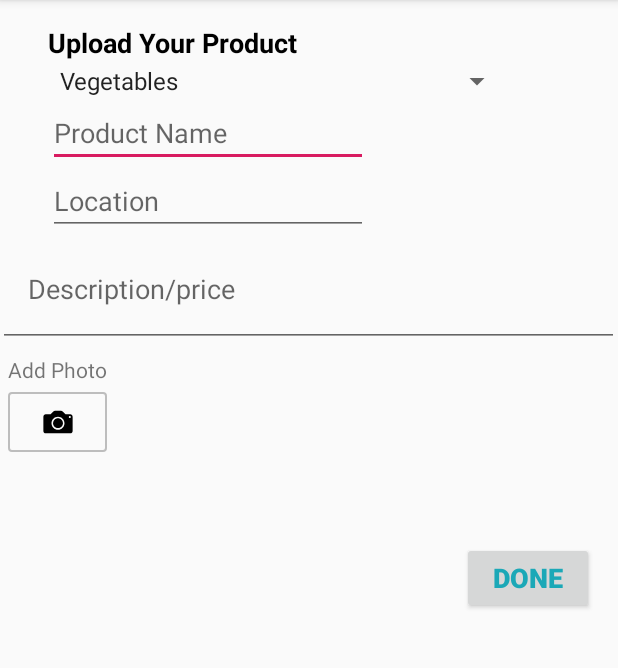
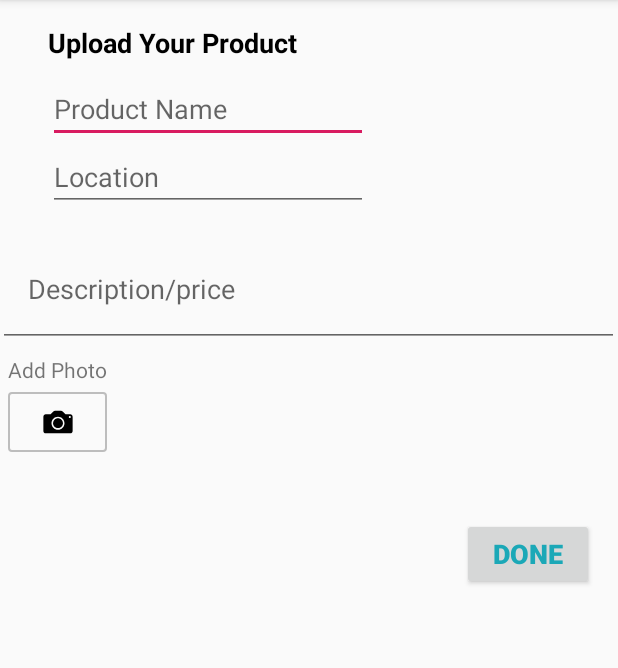
Before and after one commit to sklagat45/Mcrop, an Android app: the AddStockActivity screen opened directly, with no data from a screen before it, on a phone screen of 412 x 824 dp, the part 84-752 px from its top. Run offline under Robolectric (Android 15) with nearby library versions, the phone set to English and light mode, and no system bars; our stand-ins replace ButterKnife, Firebase (no records; nobody signed in at launch, a user with empty details on screens opened directly).

Commit message:
fixing bugs

```diff
--- a/app/src/main/java/com/sklagat46/mcrop/ui/LoginActivity.java
+++ b/app/src/main/java/com/sklagat46/mcrop/ui/LoginActivity.java
@@ -1,16 +1,17 @@
 package com.sklagat46.mcrop.ui;
 
 import android.content.Intent;
-import androidx.appcompat.app.AppCompatActivity;
 import android.os.Bundle;
 import android.view.View;
+import android.widget.Button;
 import android.widget.EditText;
 import android.widget.TextView;
-import android.widget.Button;
 
 import com.google.firebase.auth.FirebaseAuth;
 import com.google.firebase.database.DatabaseReference;
 import com.sklagat46.mcrop.R;
+
+import androidx.appcompat.app.AppCompatActivity;
 
 public class LoginActivity extends AppCompatActivity {
     private FirebaseAuth firebaseAuth;
@@ -39,7 +40,6 @@
             }
         });
 
-
         forgotPassword.setOnClickListener(new View.OnClickListener() {
             @Override
             public void onClick(View view) {
--- a/app/src/main/res/layout/activity_add_stock.xml
+++ b/app/src/main/res/layout/activity_add_stock.xml
@@ -33,29 +33,13 @@
                 app:layout_constraintStart_toStartOf="parent"
                 app:layout_constraintTop_toTopOf="parent" />
 
-            <Spinner
-                android:id="@+id/productSp"
-                android:layout_width="310dp"
-                android:layout_height="wrap_content"
-                android:layout_marginStart="8dp"
-                android:layout_marginLeft="8dp"
-                android:layout_marginEnd="8dp"
-                android:layout_marginRight="8dp"
-                android:entries="@array/product_arrays"
-                android:prompt="@string/product_prompt"
-                app:layout_constraintBottom_toTopOf="@+id/descriptionETxt"
-                app:layout_constraintEnd_toEndOf="parent"
-                app:layout_constraintHorizontal_bias="0.282"
-                app:layout_constraintStart_toStartOf="parent"
-                app:layout_constraintTop_toBottomOf="@+id/productETxt"
-                app:layout_constraintVertical_bias="0.0" />
-
             <EditText
                 android:id="@+id/productNameETxt"
                 android:layout_width="wrap_content"
                 android:layout_height="wrap_content"
                 android:layout_marginStart="8dp"
                 android:layout_marginLeft="8dp"
+                android:layout_marginTop="8dp"
                 android:layout_marginEnd="8dp"
                 android:layout_marginRight="8dp"
                 android:ems="10"
@@ -64,7 +48,7 @@
                 app:layout_constraintEnd_toEndOf="parent"
                 app:layout_constraintHorizontal_bias="0.132"
                 app:layout_constraintStart_toStartOf="parent"
-                app:layout_constraintTop_toBottomOf="@+id/productSp" />
+                app:layout_constraintTop_toBottomOf="@+id/productETxt" />
 
             <EditText
                 android:id="@+id/locationETxt"
@@ -120,11 +104,12 @@
                 <ImageView
                     android:id="@+id/imgv_photo"
                     android:layout_width="140dp"
-                    android:layout_height="150dp"
+                    android:layout_height="123dp"
                     android:layout_marginBottom="10dp"
                     android:layout_weight="0.65"
                     android:adjustViewBounds="true"
                     android:background="@drawable/comment_textarea"
+                    android:contentDescription="TODO"
                     android:ems="10"
                     android:gravity="top|center_horizontal"
                     android:padding="0dp"
@@ -165,14 +150,16 @@
                 android:layout_height="wrap_content"
                 android:layout_marginStart="8dp"
                 android:layout_marginLeft="8dp"
-                android:layout_marginTop="60dp"
+                android:layout_marginTop="44dp"
                 android:layout_marginEnd="8dp"
                 android:layout_marginRight="8dp"
+                android:layout_marginBottom="8dp"
+                android:onClick="doneBtn"
                 android:text="DONE"
                 android:textColor="@color/forgot_password"
                 android:textSize="18sp"
                 android:textStyle="bold"
-                android:onClick="doneBtn"
+                app:layout_constraintBottom_toBottomOf="parent"
                 app:layout_constraintEnd_toEndOf="parent"
                 app:layout_constraintHorizontal_bias="0.973"
                 app:layout_constraintStart_toStartOf="parent"
```
Also changed, not shown: app/src/main/java/com/sklagat46/mcrop/ui/RegisterActivity.java (+0 -27 lines).
